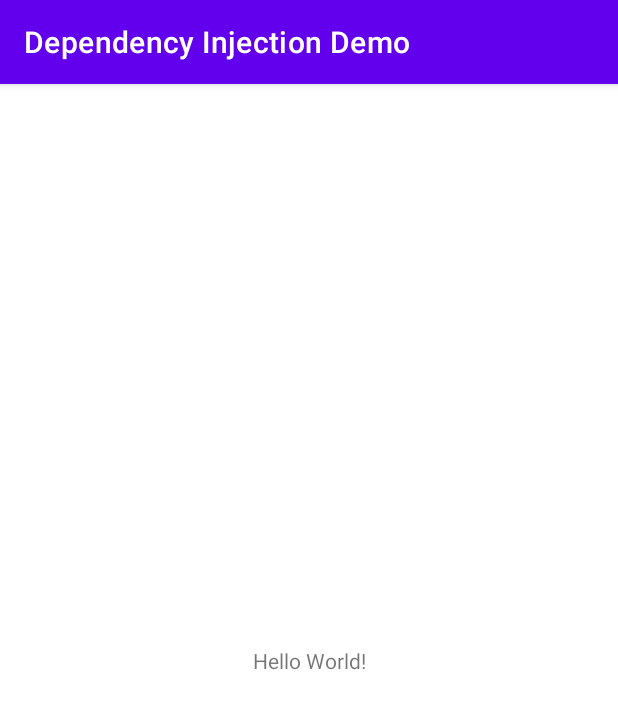
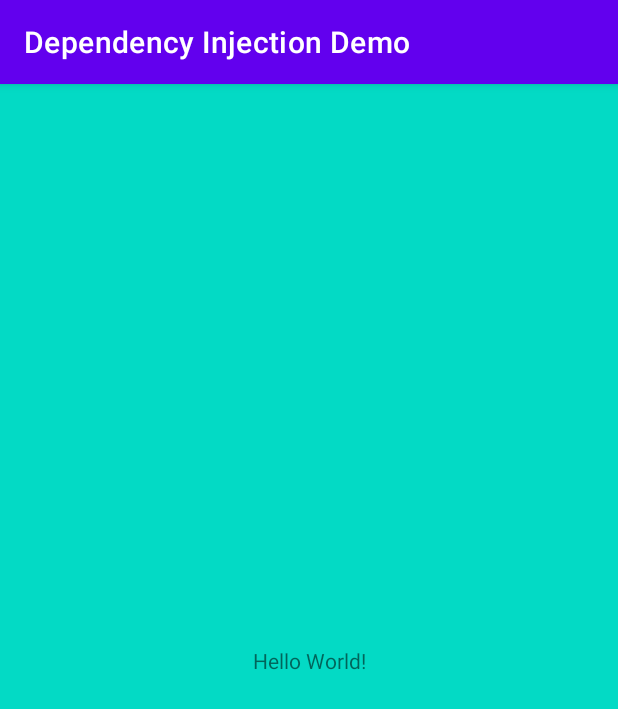
Before and after one commit to d-kolesnikova/DependencyInjectionDemo, an Android app: the screen it shows after launch (MainActivity), on a phone screen of 412 x 824 dp. Shown: the top 709 px of the screen. Run offline under Robolectric (Android 15) with nearby library versions, the phone set to English and light mode, and no system bars; our stand-ins replace Dagger/Hilt's generated code.

Commit message:
change background colour

```diff
--- a/app/src/main/res/layout/activity_main.xml
+++ b/app/src/main/res/layout/activity_main.xml
@@ -4,7 +4,8 @@
     xmlns:tools="http://schemas.android.com/tools"
     android:layout_width="match_parent"
     android:layout_height="match_parent"
-    tools:context=".MainActivity">
+    tools:context=".MainActivity"
+    android:background="@color/teal_200">
 
     <TextView
         android:layout_width="wrap_content"
```
